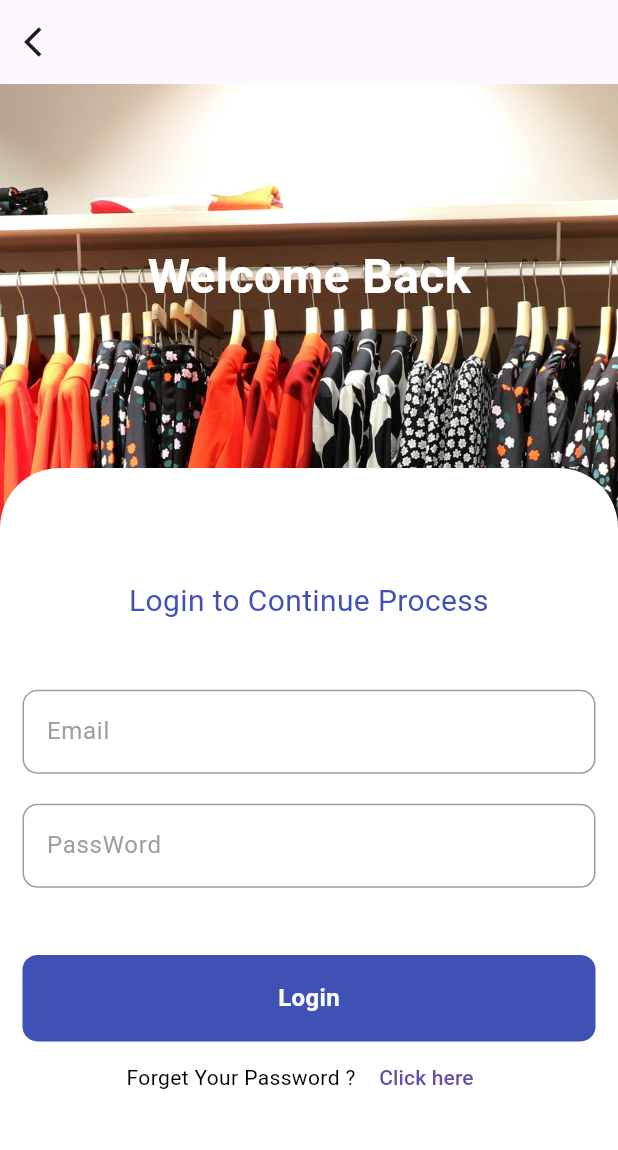
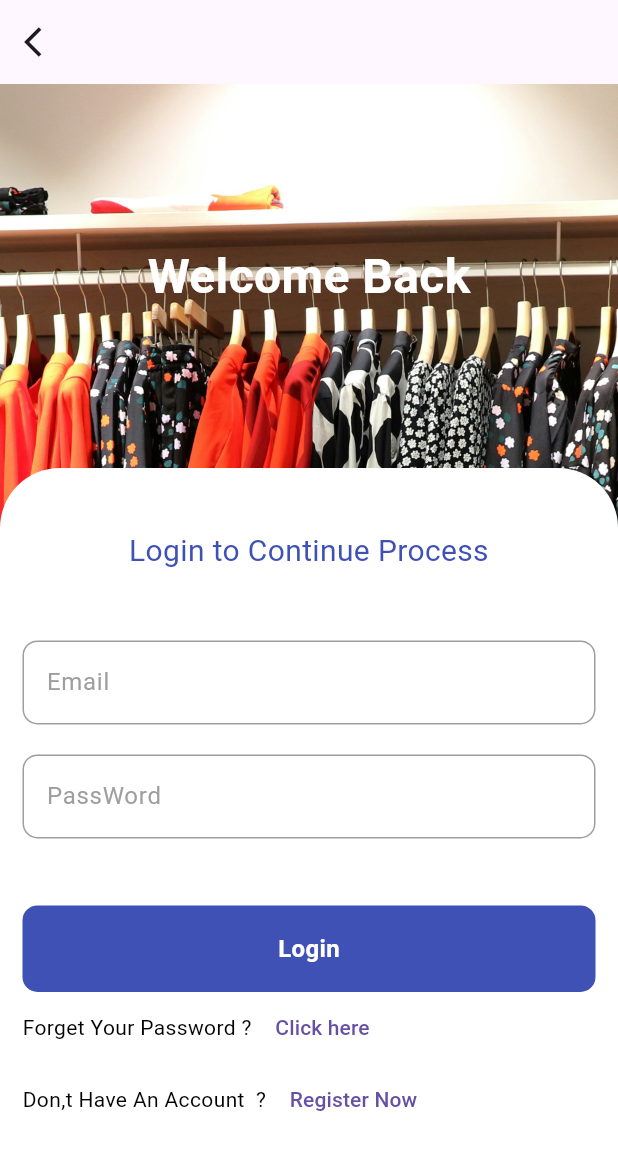
Before and after one commit to AbdallahElbetar/E-commerce-App, a Flutter app: the LoginPage screen opened by its route, on a phone screen of 412 x 824 dp. Shown: the top 1150 px of the screen. Run offline on Flutter 3.47's test engine with Material 3 defaults, Android fonts, the phone set to English and light mode, and no system bars; our stand-ins replace dio, flutter_bloc, shared_preferences; accounts and stored records are empty.

```diff
--- a/lib/constants.dart
+++ b/lib/constants.dart
@@ -1,2 +1,3 @@
 const String registerBaseUrl = "https://student.valuxapps.com/api/register";
 const String loginUserBaseUrl = "https://student.valuxapps.com/api/login";
+late String kToken;
--- a/lib/cubits/auth_cubit/login_cubit/login_cubit.dart
+++ b/lib/cubits/auth_cubit/login_cubit/login_cubit.dart
@@ -3,6 +3,7 @@ import 'dart:developer';
 import 'package:dio/dio.dart';
 import 'package:ecommerce/constants.dart';
 import 'package:ecommerce/cubits/auth_cubit/login_cubit/login_states.dart';
+import 'package:ecommerce/services/shared_prefrences_service.dart';
 import 'package:flutter_bloc/flutter_bloc.dart';
 
 class LoginCubit extends Cubit<LoginStates> {
@@ -25,6 +26,8 @@ class LoginCubit extends Cubit<LoginStates> {
       );
 
       if (response.data["status"] == true) {
+        SharedPrefrencesService.setToCache(
+            key: "token", value: response.data["data"]["token"]);
         emit(LoginSuccessState());
       } else {
         emit(
--- a/lib/pages/login_page.dart
+++ b/lib/pages/login_page.dart
@@ -2,6 +2,7 @@ import 'package:ecommerce/cubits/auth_cubit/login_cubit/login_cubit.dart';
 import 'package:ecommerce/cubits/auth_cubit/login_cubit/login_states.dart';
 
 import 'package:ecommerce/pages/home_page.dart';
+import 'package:ecommerce/pages/register_page.dart';
 
 import 'package:ecommerce/widgets/custom_button.dart';
 import 'package:ecommerce/widgets/custom_text_form_field.dart';
@@ -98,7 +99,7 @@ class LoginPage extends StatelessWidget {
                       child: ListView(
                         children: [
                           SizedBox(
-                            height: MediaQuery.of(context).size.height * .09,
+                            height: MediaQuery.of(context).size.height * .05,
                           ),
                           Text(
                             "Login to Continue Process",
@@ -147,7 +148,7 @@ class LoginPage extends StatelessWidget {
                                   ),
                           ),
                           Row(
-                            mainAxisAlignment: MainAxisAlignment.center,
+                            mainAxisAlignment: MainAxisAlignment.start,
                             children: [
                               Text(
                                 "Forget Your Password ? ",
@@ -155,6 +156,21 @@ class LoginPage extends StatelessWidget {
                               ),
                               TextButton(
                                   onPressed: () {}, child: Text("Click here"))
+                            ],
+                          ),
+                          Row(
+                            mainAxisAlignment: MainAxisAlignment.start,
+                            children: [
+                              Text(
+                                "Don,t Have An Account  ? ",
+                                style: TextStyle(color: Colors.black),
+                              ),
+                              TextButton(
+                                  onPressed: () {
+                                    Navigator.pushNamed(
+                                        context, RegisterPage.id);
+                                  },
+                                  child: Text("Register Now"))
                             ],
                           )
                         ],
--- a/lib/pages/register_page.dart
+++ b/lib/pages/register_page.dart
@@ -138,7 +138,7 @@ class RegisterPage extends StatelessWidget {
                       ),
                       InkWell(
                         onTap: () {
-                          Navigator.pushNamed(context, LoginPage.id);
+                          Navigator.pop(context);
                         },
                         child: Text(
                           "Login In",
```
Also changed, not shown: lib/main.dart (+6 -1 lines), lib/pages/authintiction_page.dart (added, +21 -0 lines), lib/pages/splash_page.dart (+8 -4 lines), lib/services/shared_prefrences_service.dart (+6 -5 lines).
